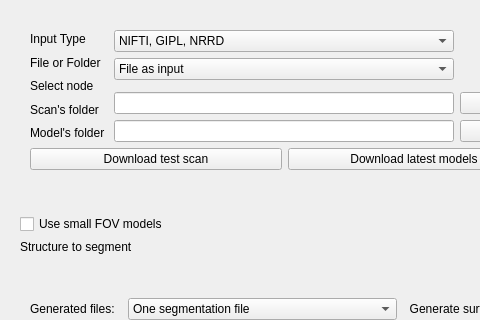
First picture: the form in AMASSS/Resources/UI/AMASSS.ui, repository DCBIA-OrthoLab/SlicerAutomatedDentalTools, before the edit; both pictures show x 0 to 480 and y 0 to 320 of the 570 by 978 pixel window.
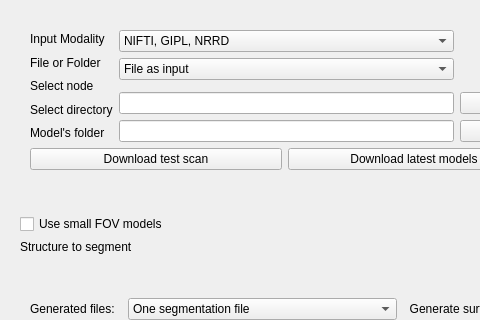
Second picture: the form after the edit. Custom widgets are drawn as their Qt base class.

Commit message: BUG: Cuda memory solved + changed UI + test for Progressbar

```diff
--- a/AMASSS/Resources/UI/AMASSS.ui
+++ b/AMASSS/Resources/UI/AMASSS.ui
@@ -47,7 +47,7 @@
             <item>
              <widget class="QLabel" name="label_5">
               <property name="text">
-               <string>Input Type</string>
+               <string>Input Modality</string>
               </property>
              </widget>
             </item>
@@ -68,7 +68,7 @@
             <item>
              <widget class="QLabel" name="label_folder_select">
               <property name="text">
-               <string>Scan's folder</string>
+               <string>Select directory</string>
               </property>
              </widget>
             </item>
```
The commit also changes 4 other files.
